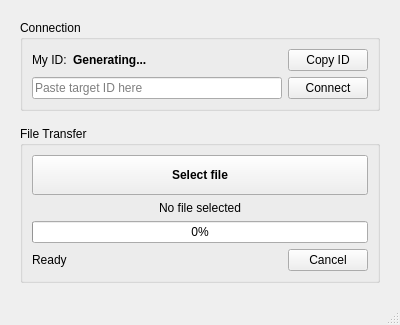
miikeGit/P2PClient, file mainwindow.ui: the form before one commit.
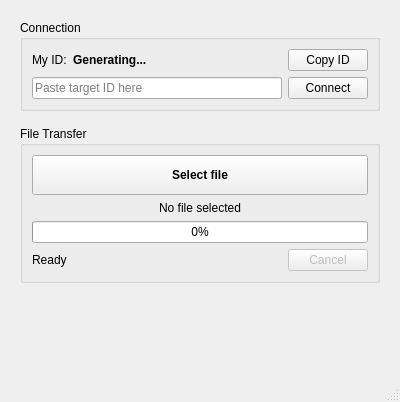
The form after the commit.

The edit to the form file:
```diff
--- a/mainwindow.ui
+++ b/mainwindow.ui
@@ -7,7 +7,7 @@
     <x>0</x>
     <y>0</y>
     <width>400</width>
-    <height>300</height>
+    <height>402</height>
    </rect>
   </property>
   <property name="windowTitle">
@@ -171,6 +171,9 @@
          </item>
          <item>
           <widget class="QPushButton" name="cancelButton">
+           <property name="enabled">
+            <bool>false</bool>
+           </property>
            <property name="text">
             <string>Cancel</string>
            </property>
```
